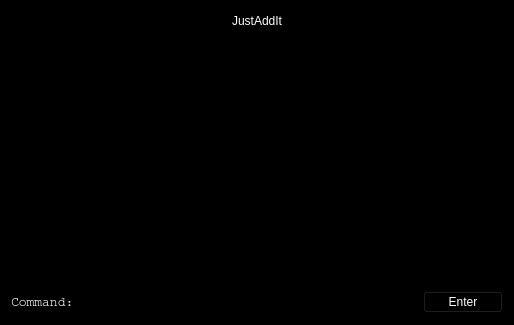
Before: the Qt Designer form JustAddIt/GUI/gui.ui in cs2103aug2014-t14-3c/main, drawn with Qt 5.
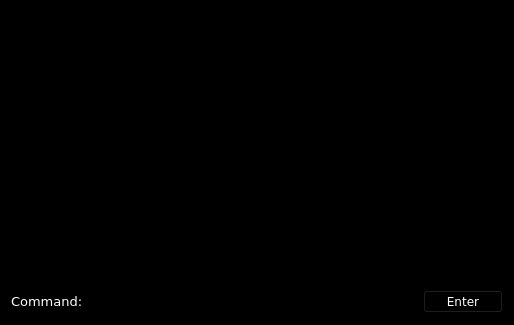
After: the same form once the commit is applied. Icons and pictures are not drawn.

```diff
--- a/JustAddIt/GUI/gui.ui
+++ b/JustAddIt/GUI/gui.ui
@@ -425,6 +425,11 @@
     </disabled>
    </palette>
   </property>
+  <property name="font">
+   <font>
+    <family>Verdana</family>
+   </font>
+  </property>
   <property name="windowTitle">
    <string>GUI</string>
   </property>
@@ -449,7 +454,13 @@
        <item>
         <widget class="QLabel" name="label_2">
          <property name="text">
-          <string>JustAddIt</string>
+          <string/>
+         </property>
+         <property name="pixmap">
+          <pixmap>../JustAddIt.jpeg</pixmap>
+         </property>
+         <property name="scaledContents">
+          <bool>false</bool>
          </property>
         </widget>
        </item>
@@ -472,7 +483,7 @@
       <widget class="QTextEdit" name="textEdit">
        <property name="font">
         <font>
-         <family>Courier</family>
+         <family>Verdana</family>
          <pointsize>10</pointsize>
         </font>
        </property>
@@ -484,7 +495,7 @@
         <widget class="QLabel" name="label">
          <property name="font">
           <font>
-           <family>Courier</family>
+           <family>Verdana</family>
            <pointsize>10</pointsize>
           </font>
          </property>
@@ -497,7 +508,7 @@
         <widget class="QLineEdit" name="lineEdit">
          <property name="font">
           <font>
-           <family>Courier</family>
+           <family>Verdana</family>
            <pointsize>10</pointsize>
           </font>
          </property>
```
Left out of the diff: 4 changed lines with no effect on the pictures.
